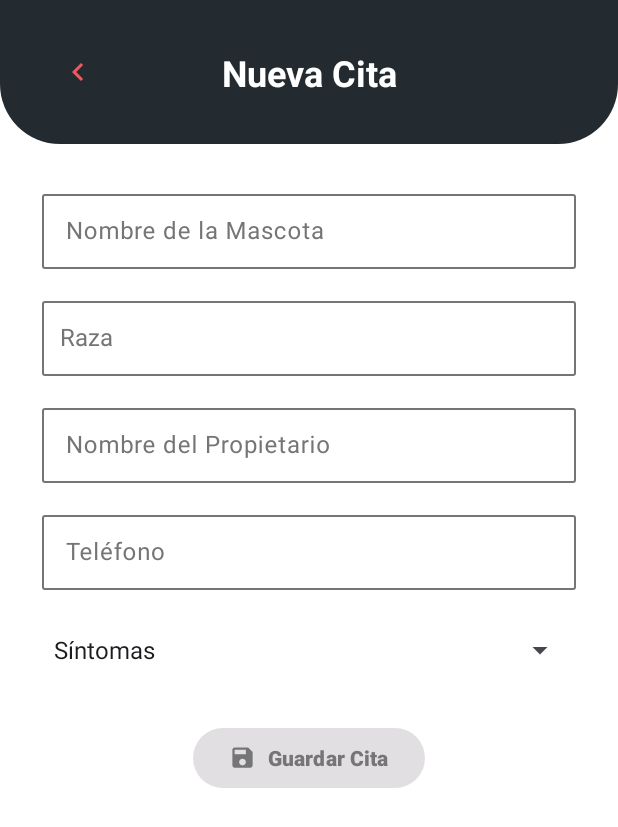
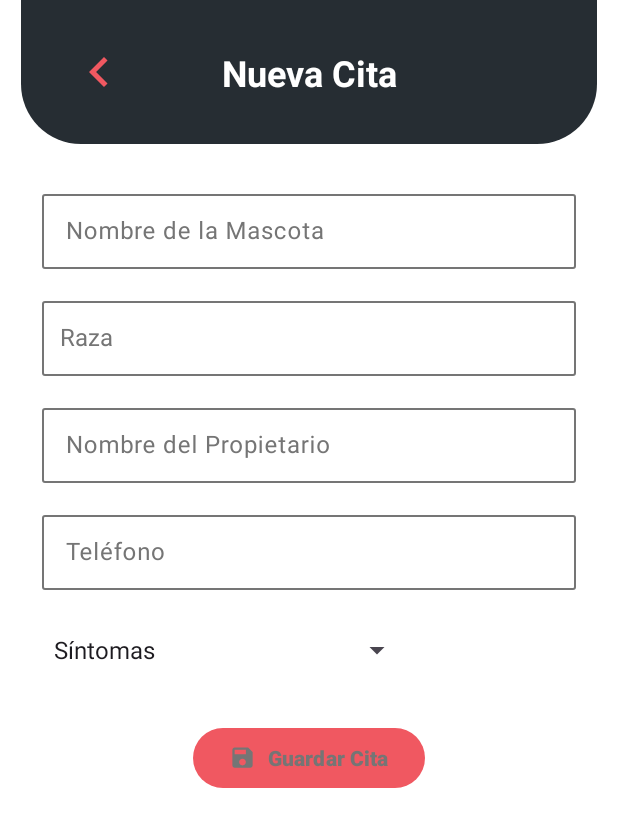
Before and after one commit to garcialuisf/EquipoSiete, an Android app: the NuevaCitaFragment screen opened through its navigation route, on a phone screen of 412 x 824 dp. Shown: the top 827 px of the screen. Run offline under Robolectric (Android 15) with nearby library versions, the phone set to English and light mode, and no system bars; our stand-ins replace Room's generated code, data binding.

Commit message:
Fix: Arregar detalles para que coincida con la ui

```diff
--- a/app/src/main/res/color/editar_cita_boton.xml
+++ b/app/src/main/res/color/editar_cita_boton.xml
@@ -1,4 +1,4 @@
 <selector xmlns:android="http://schemas.android.com/apk/res/android">
-    <item android:state_enabled="false" android:color="@color/editar_cita_gris_claro" />
+    <item android:state_enabled="false" android:color="@color/rosado" />
     <item android:color="@color/rosado" />
 </selector>
--- a/app/src/main/res/drawable/ic_toolbar_volver.xml
+++ b/app/src/main/res/drawable/ic_toolbar_volver.xml
@@ -1,5 +1,5 @@
 <vector xmlns:android="http://schemas.android.com/apk/res/android"
-    android:width="24dp" android:height="24dp"
+    android:width="40dp" android:height="40dp"
     android:viewportWidth="24" android:viewportHeight="24">
     <path android:fillColor="@color/blanco" android:pathData="M15.41,7.41 14,6 8,12 14,18 15.41,16.59 10.83,12Z" />
 </vector>
--- a/app/src/main/res/layout/fragment_detalle_cita.xml
+++ b/app/src/main/res/layout/fragment_detalle_cita.xml
@@ -21,6 +21,7 @@
             layout="@layout/layout_toolbar_curva"
             android:layout_width="0dp"
             android:layout_height="96dp"
+            android:layout_marginHorizontal="14dp"
             app:descripcionVolver="@{@string/detalle_cita_volver_home}"
             app:layout_constraintEnd_toEndOf="parent"
             app:layout_constraintStart_toStartOf="parent"
--- a/app/src/main/res/layout/fragment_login.xml
+++ b/app/src/main/res/layout/fragment_login.xml
@@ -12,15 +12,16 @@
             android:id="@+id/ivDogHead"
             android:layout_width="0dp"
             android:layout_height="0dp"
-            android:layout_marginTop="50dp"
             android:contentDescription="@string/login_dog_head_description"
             android:scaleType="fitEnd"
             android:src="@drawable/dog_head"
             android:translationX="80dp"
             app:layout_constraintDimensionRatio="H,2000:1607"
             app:layout_constraintEnd_toEndOf="parent"
+            app:layout_constraintStart_toStartOf="parent"
             app:layout_constraintTop_toTopOf="parent"
-            app:layout_constraintWidth_percent="1.0" />
+            app:layout_constraintWidth_percent="1.0"
+            app:layout_constraintWidth_max="600dp" />
 
         <TextView
             android:id="@+id/tvDogAppTitle"
@@ -48,6 +49,7 @@
             app:layout_constraintTop_toBottomOf="@id/ivDogHead"
             app:layout_constraintVertical_bias="0.45"
             app:layout_constraintWidth_percent="0.40"
+            app:layout_constraintWidth_max="180dp"
             app:lottie_autoPlay="true"
             app:lottie_loop="true"
             app:lottie_rawRes="@raw/fingerprint" />
--- a/app/src/main/res/layout/fragment_nueva_cita.xml
+++ b/app/src/main/res/layout/fragment_nueva_cita.xml
@@ -19,6 +19,7 @@
             layout="@layout/layout_toolbar_curva"
             android:layout_width="0dp"
             android:layout_height="96dp"
+            android:layout_marginHorizontal="14dp"
             app:titulo="@{@string/title_nueva_cita}"
             app:descripcionVolver="@{@string/detalle_cita_volver_home}"
             app:layout_constraintEnd_toEndOf="parent"
@@ -146,7 +147,7 @@
             android:entries="@array/nueva_cita_sintomas"
             android:minHeight="48dp"
             android:spinnerMode="dropdown"
-            app:layout_constraintEnd_toEndOf="@id/campo_telefono"
+            app:layout_constraintWidth_percent="0.6"
             app:layout_constraintStart_toStartOf="@id/campo_telefono"
             app:layout_constraintTop_toBottomOf="@id/campo_telefono" />
 
--- a/app/src/main/res/layout/layout_toolbar_curva.xml
+++ b/app/src/main/res/layout/layout_toolbar_curva.xml
@@ -9,7 +9,8 @@
 
     <androidx.coordinatorlayout.widget.CoordinatorLayout
         android:layout_width="match_parent"
-        android:layout_height="96dp">
+        android:layout_height="96dp"
+        >
 
         <com.google.android.material.appbar.AppBarLayout
             android:layout_width="match_parent"
--- a/app/src/main/res/values/colors.xml
+++ b/app/src/main/res/values/colors.xml
@@ -1,6 +1,6 @@
 <?xml version="1.0" encoding="utf-8"?>
 <resources>
-    <color name="gris_oscuro">#232B30</color>
+    <color name="gris_oscuro">#262D33</color>
     <color name="rosado">#F05861</color>
     <color name="morado">#6750A4</color>
     <color name="blanco">#FFFFFF</color>
```
Also changed, not shown: app/src/main/res/layout/fragment_home.xml (+4 -3 lines).
